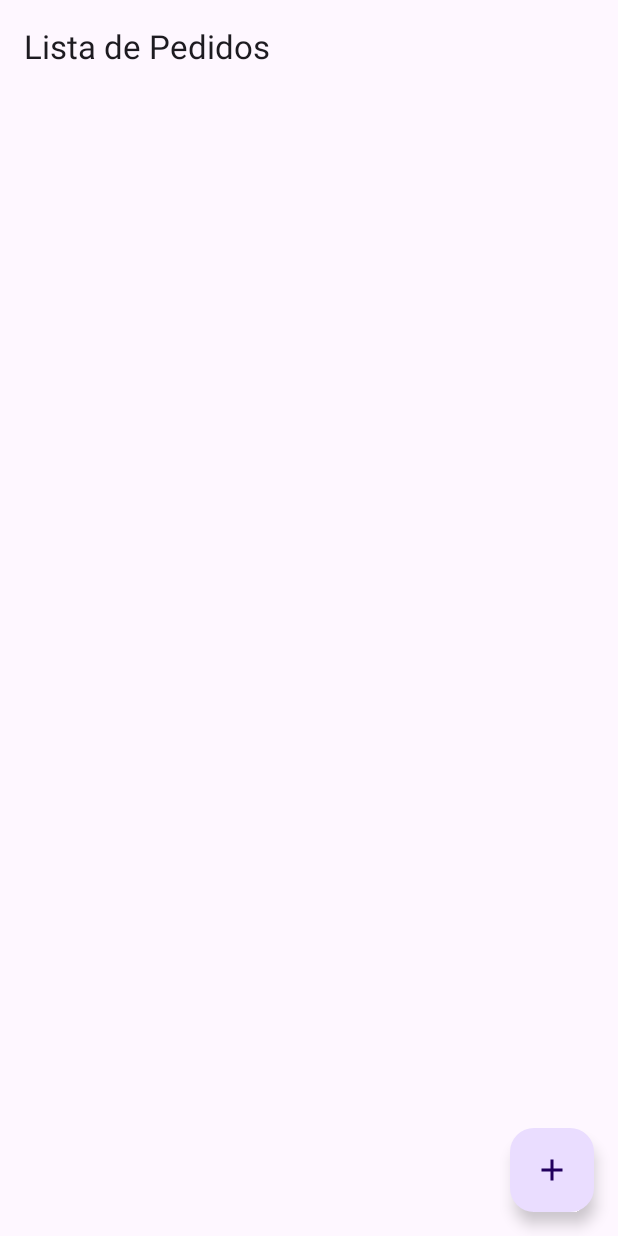
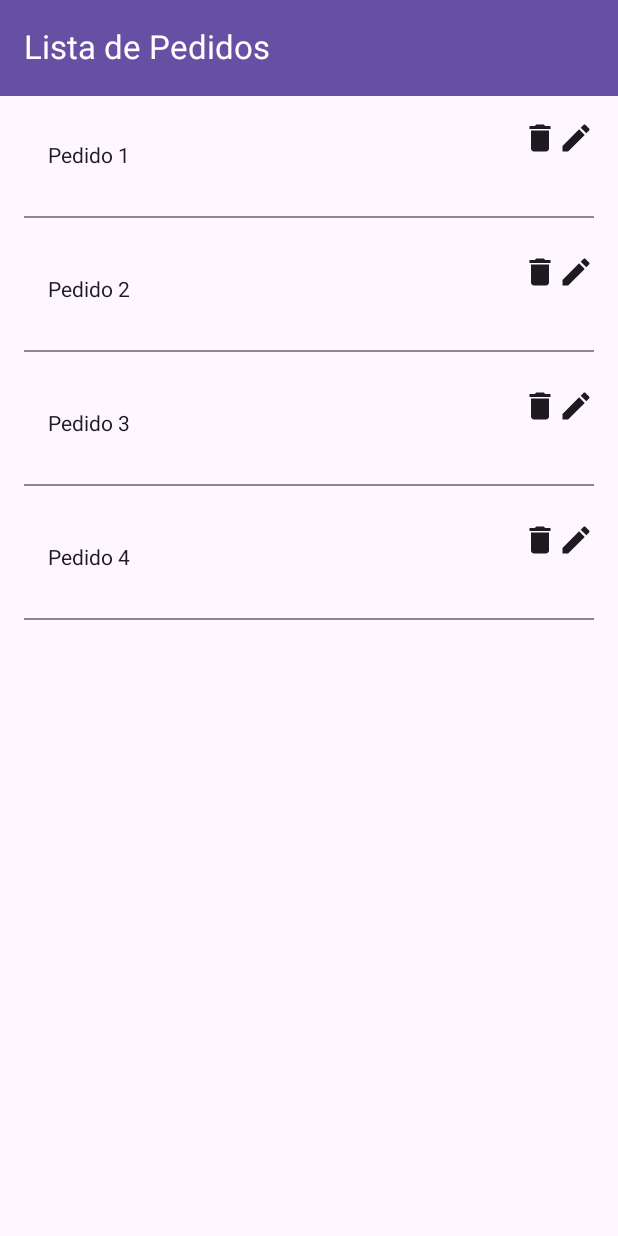
Before and after one commit to leidycas017/GestorPedidos, an Android app built with Jetpack Compose: the ListaPedidosScreen screen opened through its navigation route, on a phone screen of 412 x 824 dp. Run offline under Robolectric (Android 15) with nearby library versions, the phone set to English and light mode, and no system bars.

Commit message:
ListaPedidosScreen small fix

```diff
--- a/app/src/main/java/co/edu/udea/compumovil/gr01_20232/gestorpedidos/ListaPedidosScreen.kt
+++ b/app/src/main/java/co/edu/udea/compumovil/gr01_20232/gestorpedidos/ListaPedidosScreen.kt
@@ -26,59 +26,13 @@ import androidx.compose.ui.res.colorResource
 @Composable
 fun ListaPedidosScreen(navController: NavController) {
     val sharedViewModel: SharedViewModel = viewModel()
-    // Traer el username ingresado en LoginScreen
     val userName = sharedViewModel.getLoginUserName()
-
-    // Lista de pedidos manual para pruebas de diseño
     val pedidos = listOf(
         "Pedido 1",
         "Pedido 2",
         "Pedido 3",
         "Pedido 4"
     )
-
-    // Scaffold con la barra de navegación superior, ventana con scroll
-    Scaffold(
-        topBar = {
-            GradientTopAppBar(title = "Lista de Pedidos", userName)
-        },
-        content = {padding ->
-            // Contenido de la lista de pedidos
-            Column(
-                modifier = Modifier
-                    .fillMaxSize()
-                    .padding(padding)
-            ) {
-                // Espacio entre la barra de navegación y la lista de pedidos
-                Spacer(modifier = Modifier.height(16.dp))
-
-                // Lista de pedidos
-                LazyColumn {
-                    items(pedidos) { pedido ->
-                        PedidoItem(pedido = pedido)
-                    }
-                }
-            }
-        },
-        floatingActionButton = {
-            // Botón flotante para agregar un nuevo pedido
-            FloatingActionButton(
-                onClick = {
-                    //funcionalidades del boton pendientes
-                }
-            ) {
-                Icon(
-                    imageVector = Icons.Default.Add,
-                    contentDescription = "Agregar pedido"
-                )
-            }
-        }
-    )
-}
-@OptIn(ExperimentalMaterial3Api::class)
-@Composable
-fun GradientTopAppBar(title: String, userName: String, modifier: Modifier = Modifier) {
-    // Gradiente horizontal del topbar
     val gradientBrush = Brush.horizontalGradient(
         colors = listOf(
             Color(255, 128, 0),  // Shade 1
@@ -87,25 +41,48 @@ fun GradientTopAppBar(title: String, userName: String, modifier: Modifier = Modi
         )
     )
 
-    TopAppBar(
-        title = {
-            Text(text = title)
-                },
-        modifier = modifier
-            .background(gradientBrush)
-            .fillMaxSize(),
-        actions = {
-            Row(
-                horizontalArrangement = Arrangement.spacedBy(8.dp)
+    Scaffold(
+        topBar = {
+            Box(
+                modifier = Modifier
+                    .fillMaxWidth()
+                    .background(MaterialTheme.colorScheme.background) // Establece el color de fondo naranja
             ) {
-                Text(
-                    text = userName,
-                    color = Color.White
+                TopAppBar(
+                    title = { Text(text = "Lista de Pedidos") },
+                    colors = TopAppBarDefaults.mediumTopAppBarColors(
+                        containerColor = MaterialTheme.colorScheme.primary,
+                        titleContentColor = MaterialTheme.colorScheme.onPrimary,
+                        navigationIconContentColor = MaterialTheme.colorScheme.onPrimary,
+                        actionIconContentColor = MaterialTheme.colorScheme.onSecondary
+                    ),
+                    actions = {
+                        Text(
+                            text = userName,
+                            color = Color.White,
+                            modifier = Modifier.padding(end = 16.dp)
+                        )
+                    }
                 )
             }
+        },
+        content = {paddingValues ->
+            LazyColumn(
+                contentPadding = paddingValues,
+                verticalArrangement = Arrangement.spacedBy(8.dp)
+            ) {
+                items(pedidos) { pedido ->
+                    PedidoItem(pedido = pedido)
+                    Divider(
+                        color = Color.Gray,
+                        thickness = 1.dp,
+                        modifier = Modifier.padding(horizontal = 16.dp)
+                    )
+                }
+            }
         }
+
     )
-
 }
 @Composable
 fun PedidoItem(pedido: String) {
@@ -113,8 +90,6 @@ fun PedidoItem(pedido: String) {
         modifier = Modifier
             .fillMaxWidth()
             .padding(16.dp)
-            .background(Color.White)
-            .border(1.dp,Color.Gray)
     ) {
         Text(
             text = pedido,
@@ -127,7 +102,7 @@ fun PedidoItem(pedido: String) {
             imageVector = Icons.Default.Delete,
             contentDescription = "Eliminar pedido",
             modifier = Modifier.clickable {
-                // Funcionalidad de eliminar
+                // Lógica para eliminar el pedido
             }
         )
 
@@ -135,7 +110,7 @@ fun PedidoItem(pedido: String) {
             imageVector = Icons.Default.Edit,
             contentDescription = "Editar pedido",
             modifier = Modifier.clickable {
-                // Funcionalidad de editar
+                // Lógica para editar el pedido
             }
         )
     }
```
